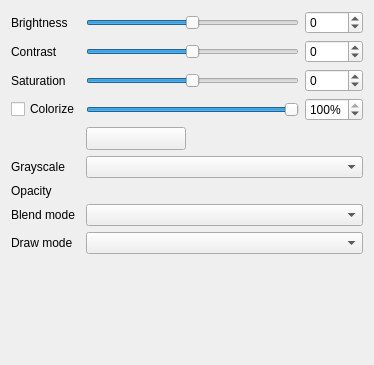
Qt form src/ui/effects/widget_coloreffects.ui (carsmie/QGIS) before a commit.
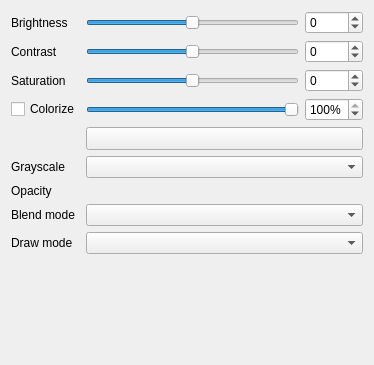
The same form after that commit. Custom widgets are drawn as their Qt base class.

Commit message: Vertically align color widget in Effect properties dialog

```diff
--- a/src/ui/effects/widget_coloreffects.ui
+++ b/src/ui/effects/widget_coloreffects.ui
@@ -223,25 +223,6 @@
           </property>
          </widget>
         </item>
-        <item row="4" column="1">
-         <widget class="QgsColorButton" name="mColorizeColorButton">
-          <property name="minimumSize">
-           <size>
-            <width>100</width>
-            <height>0</height>
-           </size>
-          </property>
-          <property name="maximumSize">
-           <size>
-            <width>100</width>
-            <height>16777215</height>
-           </size>
-          </property>
-          <property name="text">
-           <string/>
-          </property>
-         </widget>
-        </item>
         <item row="5" column="0">
          <widget class="QLabel" name="labelGrayscale">
           <property name="text">
@@ -259,6 +240,25 @@
           </property>
          </widget>
         </item>
+        <item row="4" column="1" colspan="2">
+         <widget class="QgsColorButton" name="mColorizeColorButton">
+          <property name="sizePolicy">
+           <sizepolicy hsizetype="Expanding" vsizetype="Fixed">
+            <horstretch>0</horstretch>
+            <verstretch>0</verstretch>
+           </sizepolicy>
+          </property>
+          <property name="minimumSize">
+           <size>
+            <width>100</width>
+            <height>0</height>
+           </size>
+          </property>
+          <property name="text">
+           <string/>
+          </property>
+         </widget>
+        </item>
        </layout>
       </widget>
      </item>
@@ -272,7 +272,7 @@
      <property name="sizeHint" stdset="0">
       <size>
        <width>20</width>
-       <height>40</height>
+       <height>0</height>
       </size>
      </property>
     </spacer>
```
The commit also changes 5 other files.
